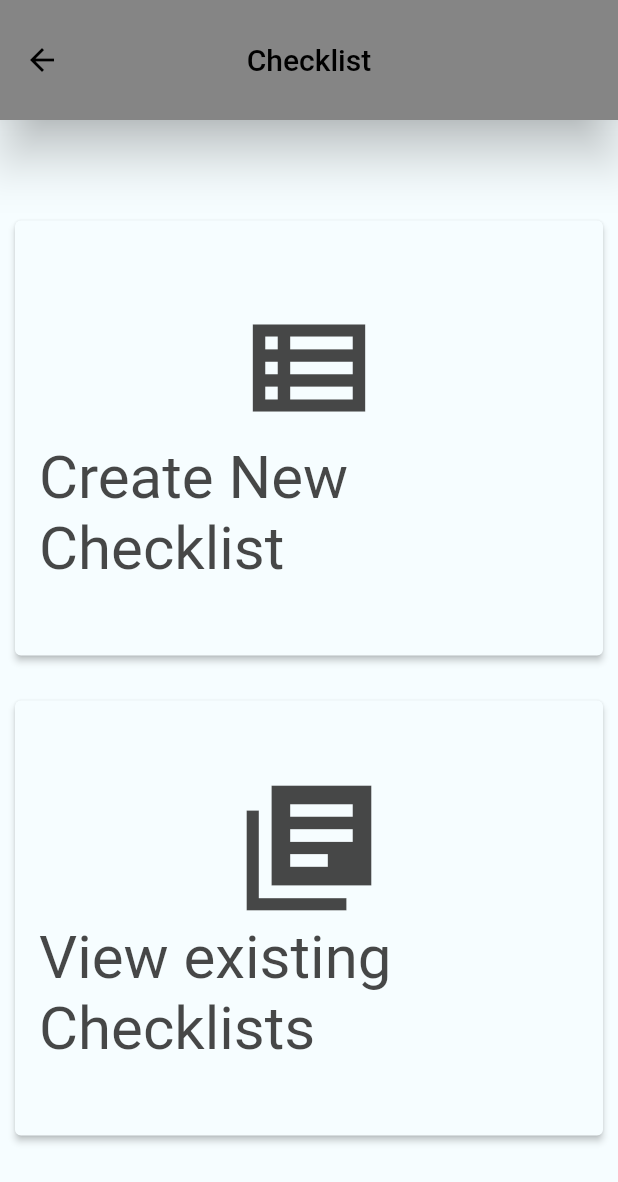
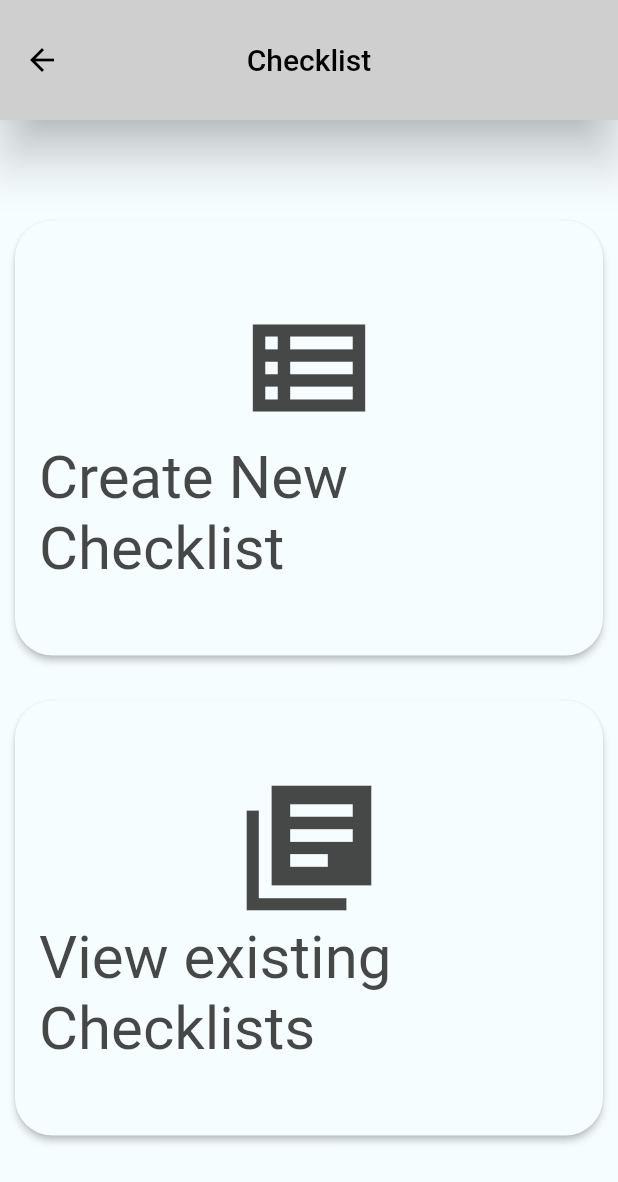
Before and after one commit to FoxH3/droneassistent, a Flutter app: the Checklist screen opened directly, on a phone screen of 412 x 824 dp. Shown: the top 1182 px of the screen. Run offline on Flutter 3.47's test engine with Material 2 defaults, Android fonts, the phone set to English and light mode, and no system bars; our stand-ins replace flutter_map, flutter_screenutil, latlong2, shared_preferences; accounts and stored records are empty.

Commit message:
ElevatedButton Improvement

```diff
--- a/lib/Pages/checklist.dart
+++ b/lib/Pages/checklist.dart
@@ -27,6 +27,8 @@ class ChecklistState extends State<Checklist> {
                   // Button welcher zur CreateList Page führt
                   style: ElevatedButton.styleFrom(
                       minimumSize: const Size(370, 290),
+                      shape: RoundedRectangleBorder(
+                          borderRadius: BorderRadius.circular(25)),
                       backgroundColor:
                           Theme.of(context).colorScheme.surfaceVariant),
                   onPressed: () => Navigator.push(
@@ -50,6 +52,8 @@ class ChecklistState extends State<Checklist> {
                   // Button welcher zur ViewList führt
                   style: ElevatedButton.styleFrom(
                       minimumSize: const Size(370, 290),
+                      shape: RoundedRectangleBorder(
+                          borderRadius: BorderRadius.circular(25)),
                       backgroundColor:
                           Theme.of(context).colorScheme.surfaceVariant),
                   onPressed: () => Navigator.push(
--- a/lib/widgets/appbar.dart
+++ b/lib/widgets/appbar.dart
@@ -5,7 +5,7 @@ AppBar appBar(String text) {
     iconTheme: const IconThemeData(
       color: Colors.black,
     ),
-    backgroundColor: const Color.fromARGB(255, 133, 133, 133),
+    backgroundColor: const Color.fromARGB(255, 207, 207, 207),
     toolbarHeight: 80,
     elevation: 14,
     centerTitle: true,
```
